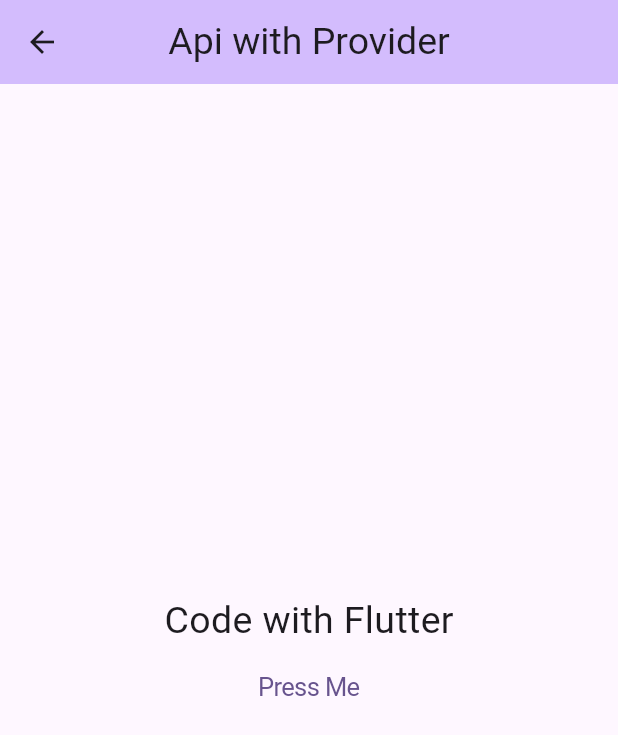
After one commit to vidisha1106/provider_example, a Flutter app: the HomePageApi screen opened by its route, on a phone screen of 412 x 824 dp. The commit adds this screen. Shown: the top 735 px of the screen. Run offline on Flutter 3.47's test engine with Material 2 defaults, Android fonts, the phone set to English and light mode, and no system bars; missing offline and left inert: dart:ffi; network calls fail.

Commit message:
Completed : fetched data from Api

```diff
--- /dev/null
+++ b/lib/Api_using_provider/home_page_api.dart
@@ -0,0 +1,38 @@
+import 'package:flutter/cupertino.dart';
+import 'package:flutter/material.dart';
+import 'package:provider/provider.dart';
+import 'package:provider_example/Api_using_provider/state/app_state.dart';
+
+class HomePageApi extends StatelessWidget {
+  const HomePageApi({Key? key}) : super(key: key);
+
+  @override
+  Widget build(BuildContext context) {
+    return Scaffold(
+      appBar: AppBar(
+        backgroundColor: Theme.of(context).colorScheme.inversePrimary,
+        title: const Text("Api with Provider", style: TextStyle(fontSize: 25)),
+        centerTitle: true,
+      ),
+      body: Center(child: Consumer<AppState>(
+        builder: (context, provider, child) {
+          return Column(
+            mainAxisAlignment: MainAxisAlignment.center,
+            children: [
+              Text(
+                '${provider.msg}',
+                style: TextStyle(fontSize: 25),
+              ),
+              CupertinoButton(
+                onPressed: () {
+                  provider.getTimer();
+                },
+                child: Text("Press Me"),
+              )
+            ],
+          );
+        },
+      )),
+    );
+  }
+}
--- a/lib/main.dart
+++ b/lib/main.dart
@@ -1,9 +1,12 @@
 import 'package:flutter/material.dart';
 import 'package:provider/provider.dart';
+import 'package:provider_example/Api_using_provider/home_page_api.dart';
+import 'package:provider_example/Api_using_provider/state/app_state.dart';
 import 'package:provider_example/change_notifier_consumer/change_notifier_class.dart';
 import 'package:provider_example/change_notifier_consumer/count_example.dart';
 import 'package:provider_example/favourites/favourites_example.dart';
 import 'package:provider_example/favourites/favourites_provider.dart';
+import 'package:provider_example/CryptoCurrencyMarket/for_calling_api.dart';
 import 'package:provider_example/future_provider/future_provider_example.dart';
 import 'package:provider_example/multiprovider/slider_example.dart';
 import 'package:provider_example/multiprovider/slider_provider.dart';
@@ -45,6 +48,11 @@ class MyApp extends StatelessWidget {
             return ThemeProvider();
           },
         ),
+        ChangeNotifierProvider(
+          create: (_) {
+            return AppState();
+          },
+        ),
         StreamProvider.value(
           value: countStream(),
           initialData: 0,
@@ -73,6 +81,8 @@ class MyApp extends StatelessWidget {
           '/StatelessCounter': (context) => StatelessCounter(),
           '/FutureProvider': (context) => MyFutureProviderExample(),
           '/StreamProvider': (context) => MyStreamProviderExample(),
+          '/ForCallingAPI': (context) => ForCallingAPI(),
+          '/HomePageApi': (context) => HomePageApi(),
         },
         initialRoute: '/MyHomePage',
       ),
@@ -142,6 +152,14 @@ class _MyHomePageState extends State<MyHomePage> {
               pathName: '/StreamProvider',
               text: "Stream Provider",
             ),
+            CustomElevatedButton(
+              pathName: '/ForCallingAPI',
+              text: "Fetched Data From API",
+            ),
+            CustomElevatedButton(
+              pathName: '/HomePageApi',
+              text: "Fetched Data from API Using Provider",
+            ),
           ],
         ),
       ),
--- a/pubspec.yaml
+++ b/pubspec.yaml
@@ -37,11 +37,14 @@ dependencies:
   # Use with the CupertinoIcons class for iOS style icons.
   cupertino_icons: ^1.0.2
   provider: ^6.0.5
+  http: ^0.13.3
+
 
 
 dev_dependencies:
   flutter_test:
     sdk: flutter
+
 
   # The "flutter_lints" package below contains a set of recommended lints to
   # encourage good coding practices. The lint set provided by the package is
```
Also changed, not shown: lib/Api_using_provider/data_model.dart (added, +39 -0 lines), lib/Api_using_provider/state/app_state.dart (added, +39 -0 lines), lib/Api_using_provider/util/data_util.dart (added, +37 -0 lines), lib/CryptoCurrencyMarket/crypto_model.dart (added, +23 -0 lines), lib/CryptoCurrencyMarket/for_calling_api.dart (added, +103 -0 lines), pubspec.lock.
